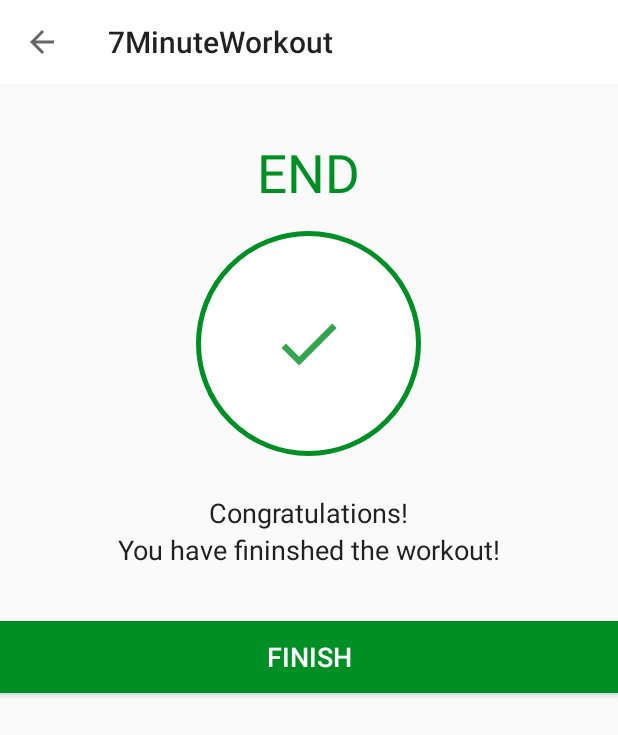
After one commit to nitinporwal/7MinuteWorkout, an Android app: the FinalActivity screen opened directly, with no data from a screen before it, on a phone screen of 412 x 824 dp. The commit adds this screen. Shown: the top 735 px of the screen. Run offline under Robolectric (Android 15) with nearby library versions, the phone set to English and light mode, and no system bars.

Commit message:
create the final activity

```diff
--- a/app/src/main/AndroidManifest.xml
+++ b/app/src/main/AndroidManifest.xml
@@ -9,11 +9,13 @@
         android:roundIcon="@mipmap/ic_launcher_round"
         android:supportsRtl="true"
         android:theme="@style/Theme.7MinuteWorkout">
-        <activity android:name=".ExerciseActivity"
+        <activity android:name=".FinalActivity"
             android:screenOrientation="portrait"
-            android:theme="@style/Theme.AppCompat.NoActionBar">
-
-        </activity>
+            android:theme="@style/Theme.AppCompat.Light.NoActionBar" />
+        <activity
+            android:name=".ExerciseActivity"
+            android:screenOrientation="portrait"
+            android:theme="@style/Theme.AppCompat.Light.NoActionBar" />
         <activity
             android:name=".MainActivity"
             android:screenOrientation="portrait"
--- a/app/src/main/java/com/example/a7minuteworkout/ExerciseActivity.kt
+++ b/app/src/main/java/com/example/a7minuteworkout/ExerciseActivity.kt
@@ -1,5 +1,6 @@
 package com.example.a7minuteworkout
 
+import android.content.Intent
 import android.media.MediaPlayer
 import androidx.appcompat.app.AppCompatActivity
 import android.os.Bundle
@@ -142,7 +143,10 @@
                     setupRestView()
                 }
                 else {
-                    Toast.makeText(this@ExerciseActivity, "Congratulations! You have completed the 7 minutes workout.", Toast.LENGTH_SHORT).show()
+//                    Toast.makeText(this@ExerciseActivity, "Congratulations! You have completed the 7 minutes workout.", Toast.LENGTH_SHORT).show()
+                    finish()
+                    val intent = Intent(this@ExerciseActivity, FinalActivity::class.java)
+                    startActivity(intent)
                 }
             }
         }.start()
--- /dev/null
+++ b/app/src/main/java/com/example/a7minuteworkout/FinalActivity.kt
@@ -0,0 +1,26 @@
+package com.example.a7minuteworkout
+
+import androidx.appcompat.app.AppCompatActivity
+import android.os.Bundle
+import kotlinx.android.synthetic.main.activity_final.*
+
+class FinalActivity : AppCompatActivity() {
+    override fun onCreate(savedInstanceState: Bundle?) {
+        super.onCreate(savedInstanceState)
+        setContentView(R.layout.activity_final)
+
+        setSupportActionBar(toolbar_finish_activity)
+        val actionbar = supportActionBar
+        if(actionbar != null) {
+            actionbar.setDisplayHomeAsUpEnabled(true)
+        }
+
+        toolbar_finish_activity.setNavigationOnClickListener{
+            onBackPressed()
+        }
+
+        btnFinish.setOnClickListener {
+            finish()
+        }
+    }
+}
--- /dev/null
+++ b/app/src/main/res/drawable/ic_action_done.xml
@@ -0,0 +1,11 @@
+<vector xmlns:android="http://schemas.android.com/apk/res/android"
+    android:width="24dp"
+    android:height="24dp"
+    android:viewportWidth="24"
+    android:viewportHeight="24"
+    android:tint="#008F24"
+    android:alpha="0.8">
+    <path
+        android:fillColor="#FF000000"
+        android:pathData="M9,16.2L4.8,12l-1.4,1.4L9,19 21,7l-1.4,-1.4L9,16.2z"/>
+</vector>
--- /dev/null
+++ b/app/src/main/res/layout/activity_final.xml
@@ -0,0 +1,65 @@
+<?xml version="1.0" encoding="utf-8"?>
+<LinearLayout xmlns:android="http://schemas.android.com/apk/res/android"
+    xmlns:tools="http://schemas.android.com/tools"
+    android:layout_width="match_parent"
+    android:layout_height="match_parent"
+    tools:context=".FinalActivity"
+    android:gravity="center_horizontal"
+    android:orientation="vertical">
+
+    <androidx.appcompat.widget.Toolbar
+        android:id="@+id/toolbar_finish_activity"
+        android:layout_width="match_parent"
+        android:layout_height="?android:actionBarSize"
+        android:background="#FFFFFF"/>
+
+    <TextView
+        android:id="@+id/tvEnd"
+        android:layout_width="wrap_content"
+        android:layout_height="wrap_content"
+        android:layout_marginTop="35dp"
+        android:text="END"
+        android:textColor="@color/colorAccent"
+        android:textSize="35sp"/>
+
+    <LinearLayout
+        android:layout_width="150dp"
+        android:layout_height="150dp"
+        android:layout_gravity="center"
+        android:layout_marginTop="15dp"
+        android:background="@drawable/item_circular_color_accent_border"
+        android:gravity="center">
+        <ImageView
+            android:layout_width="50dp"
+            android:layout_height="50dp"
+            android:contentDescription="@string/image"
+            android:src="@drawable/ic_action_done"/>
+    </LinearLayout>
+
+    <TextView
+        android:layout_width="wrap_content"
+        android:layout_height="wrap_content"
+        android:layout_marginTop="25dp"
+        android:text="Congratulations!"
+        android:textColor="#212121"
+        android:textSize="18sp"/>
+
+    <TextView
+        android:layout_width="wrap_content"
+        android:layout_height="wrap_content"
+        android:text="You have fininshed the workout!"
+        android:textColor="#212121"
+        android:textSize="18sp"/>
+
+    <Button
+        android:id="@+id/btnFinish"
+        android:layout_width="match_parent"
+        android:layout_height="wrap_content"
+        android:layout_gravity="bottom"
+        android:layout_marginTop="35dp"
+        android:background="@color/colorAccent"
+        android:text="FINISH"
+        android:textColor="#FFFFFF"
+        android:textSize="18sp"/>
+
+</LinearLayout>
```
